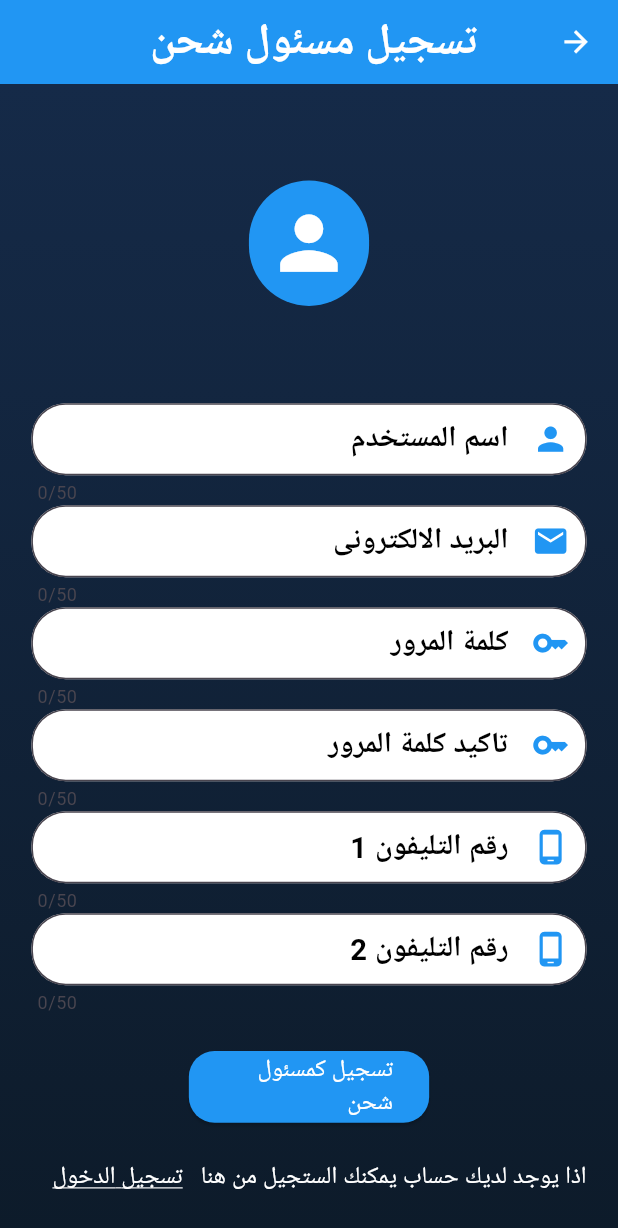
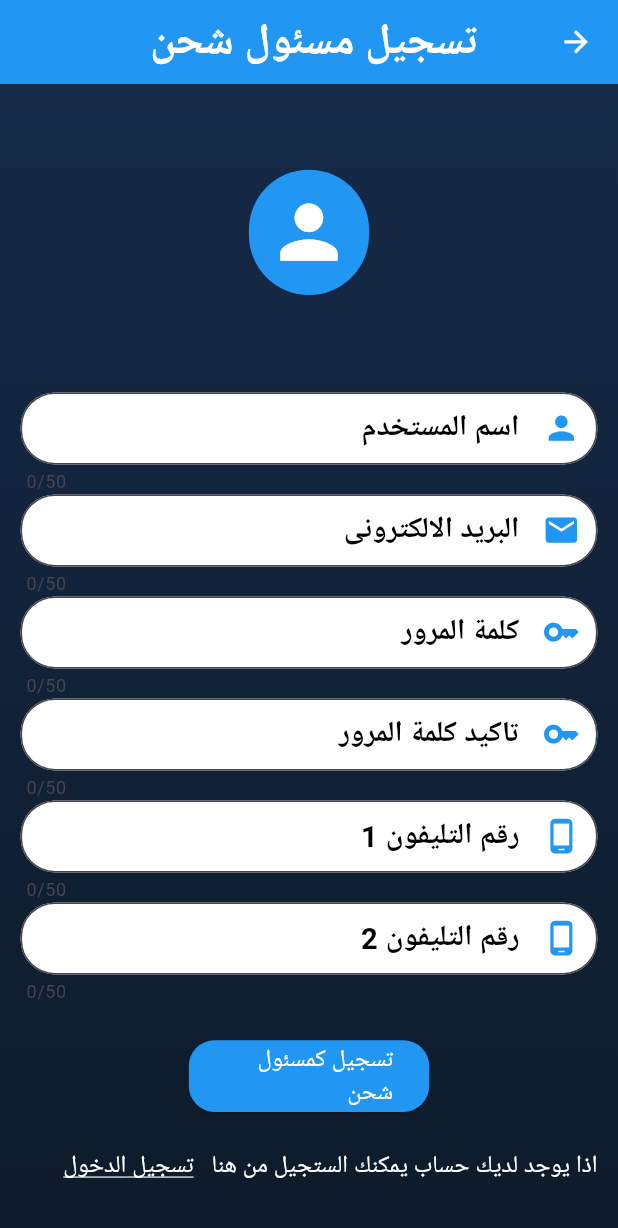
Before and after one commit to Mohamednaser66/ordervite, a Flutter app: the RegisterSH screen opened by its route, on a phone screen of 412 x 824 dp. Shown: the top 1228 px of the screen. Run offline on Flutter 3.47's test engine with Material 3 defaults, Android fonts, the phone set to English and light mode, and no system bars; our stand-ins replace bloc, cloud_firestore, firebase_auth, firebase_core, firebase_messaging, flutter_bloc and 10 more; missing offline and left inert: app_tracking_transparency, rate_my_app; accounts and stored records are empty.

Commit message:
add delete buttons and edite ui size

```diff
--- a/lib/shipper/authantication/register.dart
+++ b/lib/shipper/authantication/register.dart
@@ -153,7 +153,7 @@ String roles = ConstantManager.shipper;
               key: formstatesignup,
               child: SingleChildScrollView(
                 child: Padding(
-                  padding: REdgeInsets.all(16.0.r),
+                  padding: REdgeInsets.all(12.0),
                   child: Column(
                     mainAxisAlignment: MainAxisAlignment.start,
                     crossAxisAlignment: CrossAxisAlignment.center,
```
